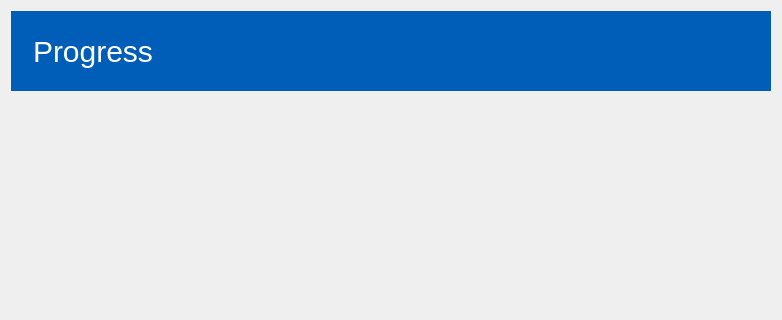
Old version of the form copyclare/ui/progress_banner.ui in the repository MotionInput/Team14-CopyClare; both pictures show x 0 to 782 and y 0 to 320 of the 782 by 548 pixel window.
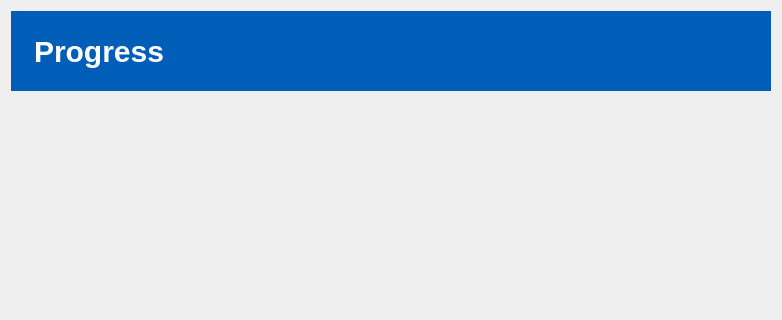
New version of the form.

What changed in the file:
```diff
--- a/copyclare/ui/progress_banner.ui
+++ b/copyclare/ui/progress_banner.ui
@@ -30,7 +30,10 @@
      </property>
      <property name="font">
       <font>
+       <family>Arial</family>
        <pointsize>-1</pointsize>
+       <weight>75</weight>
+       <bold>true</bold>
       </font>
      </property>
      <property name="styleSheet">
```
Left out of the diff: 4 changed lines with no effect on the pictures.
